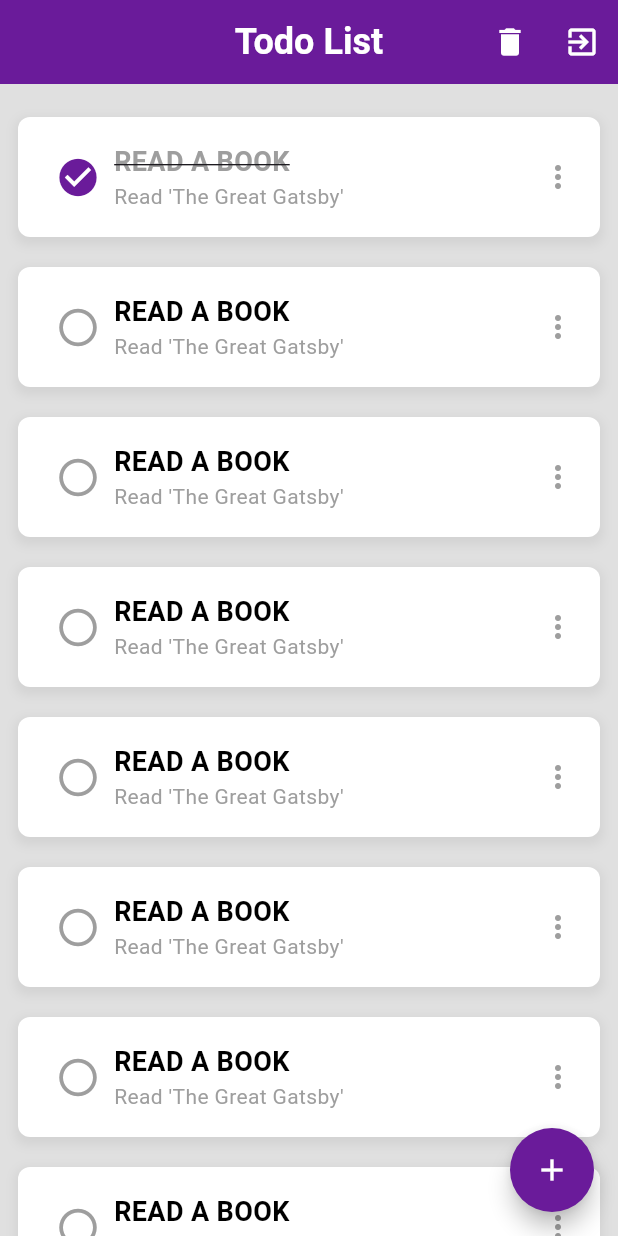
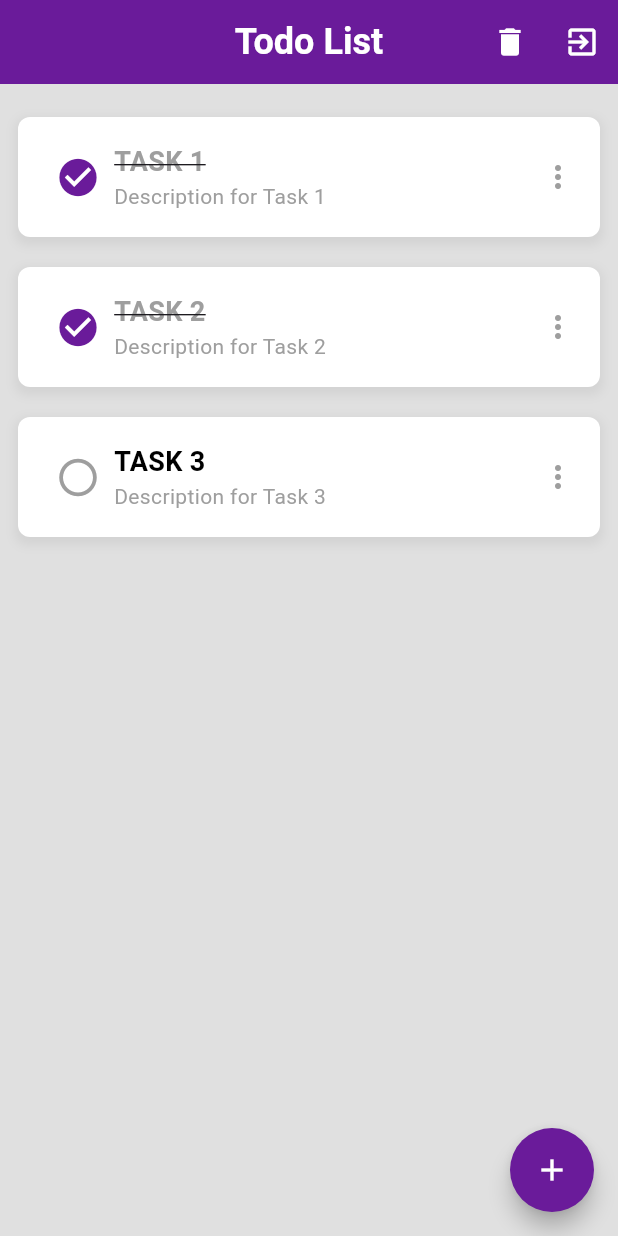
Before and after one commit to Yassinbassam11/Todo_Mobile_App, a Flutter app: the TodoScreen screen opened directly, after a tap on the "circle" icon, on a phone screen of 412 x 824 dp. Run offline on Flutter 3.47's test engine with Material 3 defaults, Android fonts, the phone set to English and light mode, and no system bars; our stand-ins replace firebase_auth, firebase_core; accounts and stored records are empty.

Commit message:
Refactor task management by implementing AppBrain class and updating TaskWidget to use TaskModel for better state management

```diff
--- /dev/null
+++ b/lib/app_brain.dart
@@ -0,0 +1,21 @@
+import 'package:todo_starter/models/task_model.dart';
+
+class AppBrain {
+  List<TaskModel> tasks = [
+    TaskModel(
+      title: "Task 1",
+      description: "Description for Task 1",
+      status: TaskStatus.pending,
+    ),
+    TaskModel(
+      title: "Task 2",
+      description: "Description for Task 2",
+      status: TaskStatus.completed,
+    ),
+    TaskModel(
+      title: "Task 3",
+      description: "Description for Task 3",
+      status: TaskStatus.pending,
+    ),
+  ];
+}
--- a/lib/main.dart
+++ b/lib/main.dart
@@ -1,5 +1,6 @@
 import 'package:firebase_auth/firebase_auth.dart';
 import 'package:flutter/material.dart';
+import 'package:todo_starter/app_brain.dart';
 // ignore: unused_import
 import 'package:todo_starter/screens/signin_screen.dart';
 // ignore: unused_import
@@ -9,6 +10,7 @@
 // ignore: unused_import
 import 'package:todo_starter/screens/todo_screen.dart';
 
+final AppBrain appBrain = AppBrain();
 void main() async {
   WidgetsFlutterBinding.ensureInitialized();
   await Firebase.initializeApp();
--- /dev/null
+++ b/lib/models/task_model.dart
@@ -0,0 +1,13 @@
+enum TaskStatus { pending, completed }
+
+class TaskModel {
+  String title;
+  String description;
+  TaskStatus status;
+
+  TaskModel({
+    required this.title,
+    required this.description,
+    this.status = TaskStatus.pending,
+  });
+}
--- a/lib/screens/todo_screen.dart
+++ b/lib/screens/todo_screen.dart
@@ -1,5 +1,7 @@
 import 'package:firebase_auth/firebase_auth.dart';
 import 'package:flutter/material.dart';
+import 'package:todo_starter/main.dart';
+import 'package:todo_starter/models/task_model.dart';
 import 'package:todo_starter/screens/signin_screen.dart';
 import 'package:todo_starter/widgets/task.dart';
 
@@ -50,30 +52,15 @@
       ),
       body: Center(
         child: SafeArea(
-          child: ListView.separated(
+          child: ListView.builder(
             padding: EdgeInsets.only(top: 12),
             //physics: BouncingScrollPhysics(),
-            separatorBuilder: (context, index) => SizedBox(height: 0),
-            itemCount: 10, // Example count, replace with your task list length
-            itemBuilder: (context, index) => TaskWidget(
-              title: "Read a book",
-              description: "Read 'The Great Gatsby'",
-            ),
-            // child: Column(
-            //   children: [
-            //     SizedBox(height: 12),
-            //     TaskWidget(
-            //       title: "Read a book",
-            //       description: "Read 'The Great Gatsby'",
-            //       status: TaskStatus.completed,
-            //     ),
-            //     TaskWidget(
-            //       title: "Write a blog post",
-            //       description: "Write about Flutter state management",
-            //       status: TaskStatus.pending,
-            //     ),
-            //   ],
-            // ),
+            itemCount: appBrain
+                .tasks
+                .length, // Example count, replace with your task list length
+            itemBuilder: (context, index) {
+              return TaskWidget(model: appBrain.tasks[index]);
+            },
           ),
         ),
       ),
--- a/lib/widgets/task.dart
+++ b/lib/widgets/task.dart
@@ -1,23 +1,10 @@
 import 'package:flutter/material.dart';
-
-enum TaskStatus { pending, completed }
-
-TaskStatus status = TaskStatus.pending;
-String title = "";
-String description = "";
+import 'package:todo_starter/models/task_model.dart';
 
 // ignore: must_be_immutable
 class TaskWidget extends StatefulWidget {
-  TaskWidget({
-    super.key,
-    required this.title,
-    required this.description,
-    this.status = TaskStatus.pending,
-  });
-
-  String title;
-  String description;
-  TaskStatus status;
+  final TaskModel model;
+  TaskWidget({super.key, required this.model});
 
   @override
   State<TaskWidget> createState() => _TaskWidgetState();
@@ -46,15 +33,14 @@
           IconButton(
             onPressed: () {
               setState(() {
-                if (widget.status == TaskStatus.pending) {
-                  status = TaskStatus.completed;
-                } else if (widget.status == TaskStatus.completed) {
-                  status = TaskStatus.pending;
+                if (widget.model.status == TaskStatus.pending) {
+                  widget.model.status = TaskStatus.completed;
+                } else if (widget.model.status == TaskStatus.completed) {
+                  widget.model.status = TaskStatus.pending;
                 }
-                widget.status = status;
               });
             },
-            icon: widget.status == TaskStatus.completed
+            icon: widget.model.status == TaskStatus.completed
                 ? Icon(Icons.check_circle, color: Colors.purple[800], size: 30)
                 : Icon(Icons.circle_outlined, size: 30, color: Colors.grey),
           ),
@@ -62,20 +48,20 @@
             crossAxisAlignment: CrossAxisAlignment.start,
             children: [
               Text(
-                widget.title.toUpperCase(),
+                widget.model.title.toUpperCase(),
                 style: TextStyle(
-                  color: widget.status == TaskStatus.completed
+                  color: widget.model.status == TaskStatus.completed
                       ? Colors.grey
                       : Colors.black,
                   fontSize: 18,
                   fontWeight: FontWeight.bold,
-                  decoration: widget.status == TaskStatus.completed
+                  decoration: widget.model.status == TaskStatus.completed
                       ? TextDecoration.lineThrough
                       : TextDecoration.none,
                 ),
               ),
               Text(
-                widget.description,
+                widget.model.description,
                 style: TextStyle(fontSize: 14, color: Colors.grey),
               ),
             ],
```
